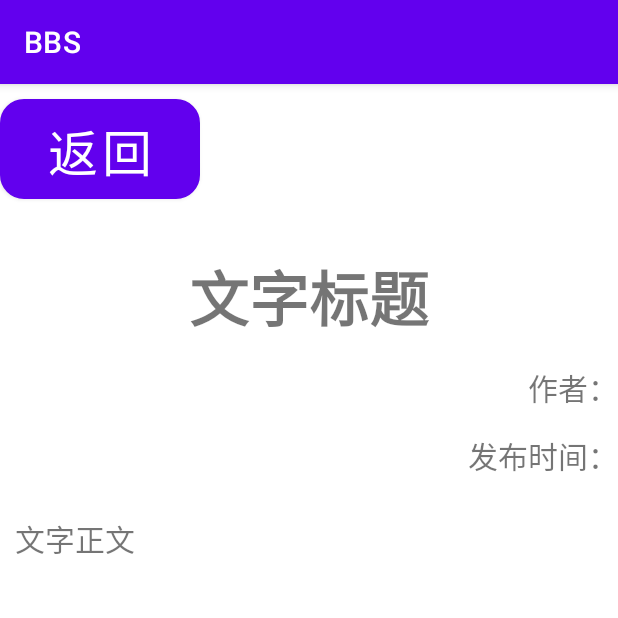
After one commit to TantanXR/AndroidHomeWork-BBS, an Android app: the PostDetail screen opened directly, with no data from a screen before it, on a phone screen of 412 x 824 dp, the top half of it. The commit adds this screen. Run offline under Robolectric (Android 15) with nearby library versions, the phone set to English and light mode, and no system bars; 4 statements that could not run were skipped.

Commit message:
新增显示帖子全文功能

```diff
--- a/app/src/main/AndroidManifest.xml
+++ b/app/src/main/AndroidManifest.xml
@@ -27,6 +27,7 @@
         <activity android:name=".ui.login.Register"></activity>
         <activity android:name=".ui.login.ShowIcon"></activity>
         <activity android:name=".ui.personal.UpdatePassword"></activity>
+        <activity android:name=".ui.home.PostDetail"></activity>
     </application>
 
 </manifest>
--- a/app/src/main/java/com/example/bbs/ui/home/HomeFragment.java
+++ b/app/src/main/java/com/example/bbs/ui/home/HomeFragment.java
@@ -1,5 +1,6 @@
 package com.example.bbs.ui.home;
 
+import android.content.Intent;
 import android.database.Cursor;
 import android.database.sqlite.SQLiteDatabase;
 import android.database.sqlite.SQLiteOpenHelper;
@@ -47,6 +48,9 @@ public class HomeFragment extends Fragment {
                                     int position, long l) {
                 Post post = posts.get(position);
                 Toast.makeText(root.getContext(), post.getTitle(), Toast.LENGTH_SHORT).show();
+                Intent intent = new Intent(getActivity(),PostDetail.class);
+                intent.putExtra("post",posts.get(position));
+                startActivity(intent);
             }
         });
         return root;
--- a/app/src/main/java/com/example/bbs/ui/home/Post.java
+++ b/app/src/main/java/com/example/bbs/ui/home/Post.java
@@ -1,6 +1,8 @@
 package com.example.bbs.ui.home;
 
-public class Post {
+import java.io.Serializable;
+
+public class Post implements Serializable {
 
     private String title;
     private String write;
--- /dev/null
+++ b/app/src/main/java/com/example/bbs/ui/home/PostDetail.java
@@ -0,0 +1,46 @@
+package com.example.bbs.ui.home;
+
+import android.content.Intent;
+import android.os.Bundle;
+import android.view.View;
+import android.widget.Button;
+import android.widget.TextView;
+
+import androidx.appcompat.app.AppCompatActivity;
+
+import com.example.bbs.R;
+
+public class PostDetail  extends AppCompatActivity {
+
+    private Button cancel;
+    private TextView post_title,post_write,post_createTime,post_content;
+
+    @Override
+    protected void onCreate(Bundle savedInstanceState) {
+        super.onCreate(savedInstanceState);
+        setContentView(R.layout.post_detail);
+        init();
+        cancel.setOnClickListener(new View.OnClickListener() {
+            @Override
+            public void onClick(View v) {
+                finish();
+            }
+        });
+
+    }
+    void init(){
+        cancel = findViewById(R.id.cancel);
+        post_content = findViewById(R.id.post_content);
+        post_createTime = findViewById(R.id.post_createTime);
+        post_write = findViewById(R.id.post_write);
+        post_title = findViewById(R.id.post_title);
+        Intent intent = getIntent();
+        Post post = (Post) intent.getSerializableExtra("post");
+        post_title.setText(post.getTitle());
+        post_write.setText("作者名称："+post.getWrite());
+        post_createTime.setText("发布时间："+post.getCreateTime());
+        post_content.setText(post.getContent());
+    }
+
+
+}
--- /dev/null
+++ b/app/src/main/res/layout/post_detail.xml
@@ -0,0 +1,93 @@
+<?xml version="1.0" encoding="utf-8"?>
+<LinearLayout xmlns:android="http://schemas.android.com/apk/res/android"
+    android:layout_width="match_parent"
+    android:layout_height="match_parent"
+    android:orientation="vertical">
+    <Button
+        android:id="@+id/cancel"
+        android:layout_width="200px"
+        android:layout_height="100px"
+        android:layout_gravity="left"
+        android:layout_marginTop="10dp"
+        android:background="@drawable/round_button"
+        android:text="返回"
+        android:textSize="50px"
+        />
+
+    <LinearLayout
+        android:layout_width="match_parent"
+        android:layout_height="wrap_content"
+        android:layout_marginTop="35dp"
+        android:orientation="horizontal">
+
+        <TextView
+            android:id="@+id/post_title"
+            android:layout_width="0px"
+            android:layout_height="wrap_content"
+            android:layout_weight="3"
+            android:gravity="center"
+            android:text="文字标题"
+            android:textStyle="bold"
+            android:textSize="40dp" />
+
+    </LinearLayout>
+
+    <LinearLayout
+        android:layout_width="match_parent"
+        android:layout_height="wrap_content"
+        android:layout_marginTop="15dp"
+        android:orientation="horizontal">
+
+        <TextView
+            android:id="@+id/post_write"
+            android:textSize="20dp"
+            android:layout_width="10dp"
+            android:layout_height="wrap_content"
+            android:text="作者："
+            android:gravity="right"
+            android:layout_weight="3"/>
+
+    </LinearLayout>
+
+    <LinearLayout
+        android:layout_width="match_parent"
+        android:layout_height="wrap_content"
+        android:layout_marginTop="15dp"
+        android:orientation="horizontal">
+
+        <TextView
+            android:id="@+id/post_createTime"
+            android:textSize="20dp"
+            android:layout_width="10dp"
+            android:layout_height="wrap_content"
+            android:text="发布时间："
+            android:gravity="right"
+            android:layout_weight="3"/>
+
+    </LinearLayout>
+
+
+    <LinearLayout
+        android:layout_width="match_parent"
+        android:layout_height="wrap_content"
+        android:layout_marginTop="15dp"
+        android:paddingTop="10dp"
+        android:paddingLeft="10dp"
+        android:paddingRight="10dp"
+        android:paddingBottom="10dp"
+        android:orientation="horizontal">
+
+        <TextView
+            android:id="@+id/post_content"
+            android:layout_width="0px"
+            android:layout_height="400dp"
+            android:layout_weight="3"
+            android:text="文字正文"
+            android:inputType="textMultiLine"
+            android:textSize="20dp" />
+
+    </LinearLayout>
+
+
+
+</LinearLayout>
```
